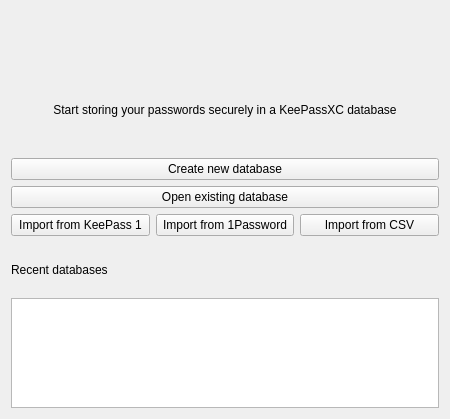
keepassxreboot/keepassxc, file src/gui/WelcomeWidget.ui: the form before one commit.
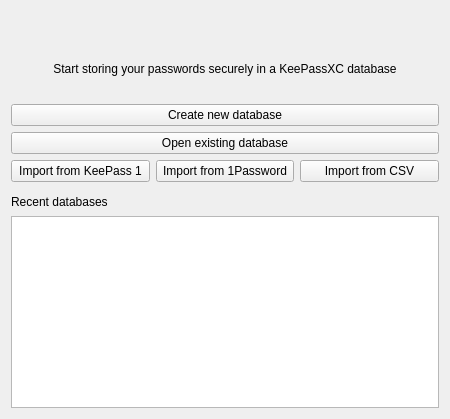
The form after the commit.

Commit message: feat: increase the height of recentListWidget from 5 to 9 entries without scrolling

Diff of the .ui file:
```diff
--- a/src/gui/WelcomeWidget.ui
+++ b/src/gui/WelcomeWidget.ui
@@ -182,7 +182,7 @@
      <property name="maximumSize">
       <size>
        <width>16777215</width>
-       <height>110</height>
+       <height>220</height>
       </size>
      </property>
      <property name="accessibleName">
```
